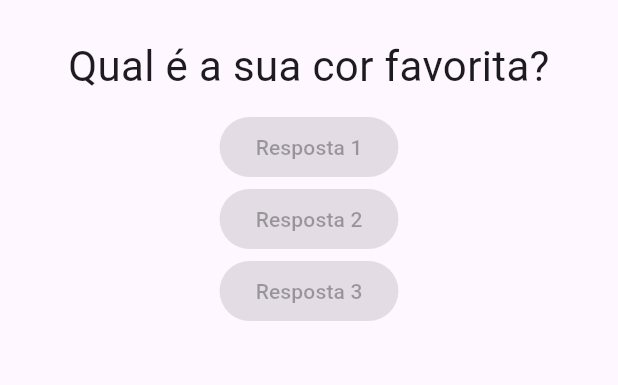
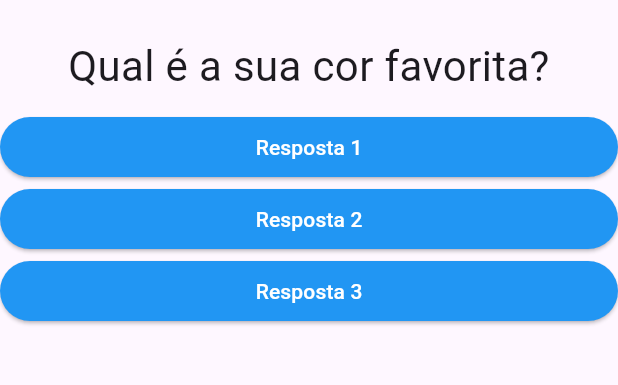
Before and after one commit to renansaraiva/flutterCourse, a Flutter app: the screen it shows after launch, on a phone screen of 412 x 824 dp, the part 63-448 px from its top. Run offline on Flutter 3.47's test engine with Material 3 defaults, Android fonts, the phone set to English and light mode, and no system bars.

Commit message:
Seção 2 - Aula 48 - Passando Função Callback

```diff
--- a/projeto_perguntas/lib/main.dart
+++ b/projeto_perguntas/lib/main.dart
@@ -32,9 +32,9 @@ class _PerguntaAppState extends State<PerguntaApp> {
         body: Column(
           children: [
             Questao(perguntas[_perguntaSelecionada]),
-            Resposta('Resposta 1'),
-            Resposta('Resposta 2'),
-            Resposta('Resposta 3'),
+            Resposta('Resposta 1', _responder),
+            Resposta('Resposta 2', _responder),
+            Resposta('Resposta 3', _responder),
           ],
         ),
       )
--- a/projeto_perguntas/lib/resposta.dart
+++ b/projeto_perguntas/lib/resposta.dart
@@ -2,14 +2,22 @@ import 'package:flutter/material.dart';
 
 class Resposta extends StatelessWidget {
   final String texto;
+  final void Function() quandoSelecionado;
 
-  Resposta(this.texto);
+  Resposta(this.texto, this.quandoSelecionado);
 
   @override
   Widget build(BuildContext context) {
-    return ElevatedButton(
-      onPressed: null,
-      child: Text(texto)
+    return Container(
+      width: double.infinity,
+      child: ElevatedButton(
+          onPressed: quandoSelecionado,
+          style: ElevatedButton.styleFrom(
+            foregroundColor: Colors.white,
+            backgroundColor: Colors.blue
+          ),
+          child: Text(texto)
+      )
     );
   }
 }
```
